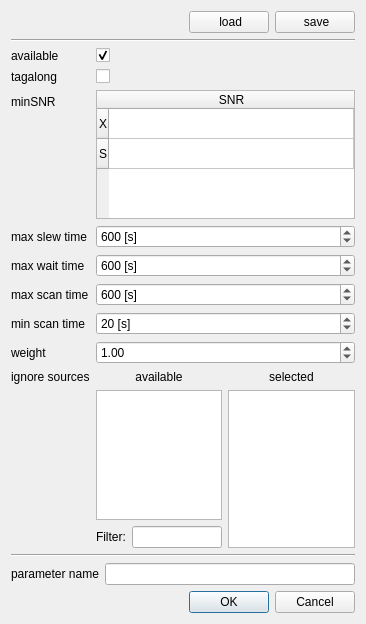
Qt form stationparametersdialog.ui (TUW-VieVS/VieSchedpp) before a commit.
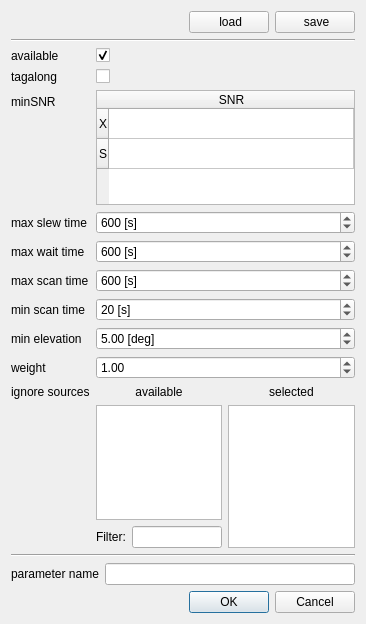
The same form after that commit. Icons and pictures are not drawn.

Commit message:
minimum elevation is now parameter
effects of source parameters that influence others are now displayed in GUI
bugfixes for fixed scan duration displayment

```diff
--- a/stationparametersdialog.ui
+++ b/stationparametersdialog.ui
@@ -207,14 +207,14 @@
        </property>
       </widget>
      </item>
-     <item row="7" column="0">
+     <item row="8" column="0">
       <widget class="QLabel" name="label_3">
        <property name="text">
         <string>weight</string>
        </property>
       </widget>
      </item>
-     <item row="7" column="1">
+     <item row="8" column="1">
       <widget class="QDoubleSpinBox" name="doubleSpinBox_weight">
        <property name="singleStep">
         <double>0.100000000000000</double>
@@ -224,7 +224,7 @@
        </property>
       </widget>
      </item>
-     <item row="8" column="0">
+     <item row="9" column="0">
       <widget class="QLabel" name="label_4">
        <property name="text">
         <string>ignore sources</string>
@@ -234,7 +234,7 @@
        </property>
       </widget>
      </item>
-     <item row="8" column="1">
+     <item row="9" column="1">
       <layout class="QVBoxLayout" name="verticalLayout">
        <item>
         <layout class="QHBoxLayout" name="horizontalLayout_3">
@@ -305,6 +305,23 @@
        </item>
       </layout>
      </item>
+     <item row="7" column="0">
+      <widget class="QLabel" name="label_9">
+       <property name="text">
+        <string>min elevation</string>
+       </property>
+      </widget>
+     </item>
+     <item row="7" column="1">
+      <widget class="QDoubleSpinBox" name="doubleSpinBox_minElevation">
+       <property name="suffix">
+        <string> [deg]</string>
+       </property>
+       <property name="value">
+        <double>5.000000000000000</double>
+       </property>
+      </widget>
+     </item>
     </layout>
    </item>
    <item>
```
The commit also changes 10 other files.
